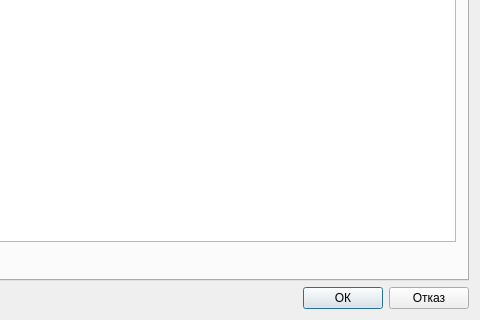
thefinalcutbg/DinoDent, file src/View/Widgets/DetailedStatus.ui: the form before one commit; both pictures show x 471 to 951 and y 130 to 450 of the 951 by 450 pixel window.
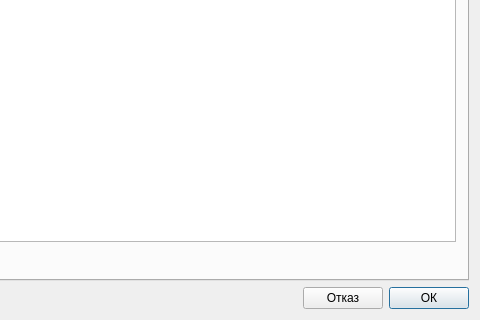
The form after the commit. Custom widgets are drawn as their Qt base class.

What changed in the file:
```diff
--- a/src/View/Widgets/DetailedStatus.ui
+++ b/src/View/Widgets/DetailedStatus.ui
@@ -149,16 +149,22 @@
       </spacer>
      </item>
      <item>
-      <widget class="QPushButton" name="okButton">
+      <widget class="QPushButton" name="cancelButton">
        <property name="text">
-        <string>ОК</string>
+        <string>Отказ</string>
+       </property>
+       <property name="autoDefault">
+        <bool>false</bool>
        </property>
       </widget>
      </item>
      <item>
-      <widget class="QPushButton" name="cancelButton">
+      <widget class="QPushButton" name="okButton">
        <property name="text">
-        <string>Отказ</string>
+        <string>ОК</string>
+       </property>
+       <property name="default">
+        <bool>true</bool>
        </property>
       </widget>
      </item>
```
